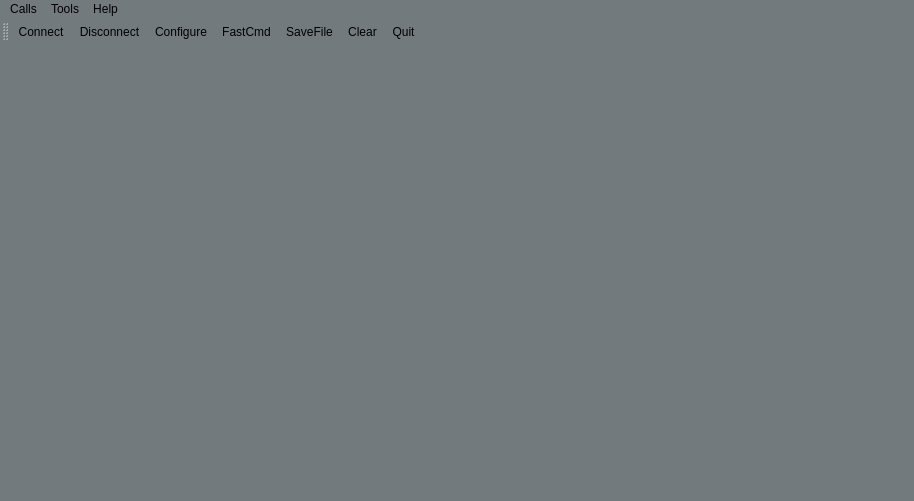
The window that terminal/mainwindow.ui (shanlizi/QT_GF_Software) describes before a commit, drawn with Qt 5.
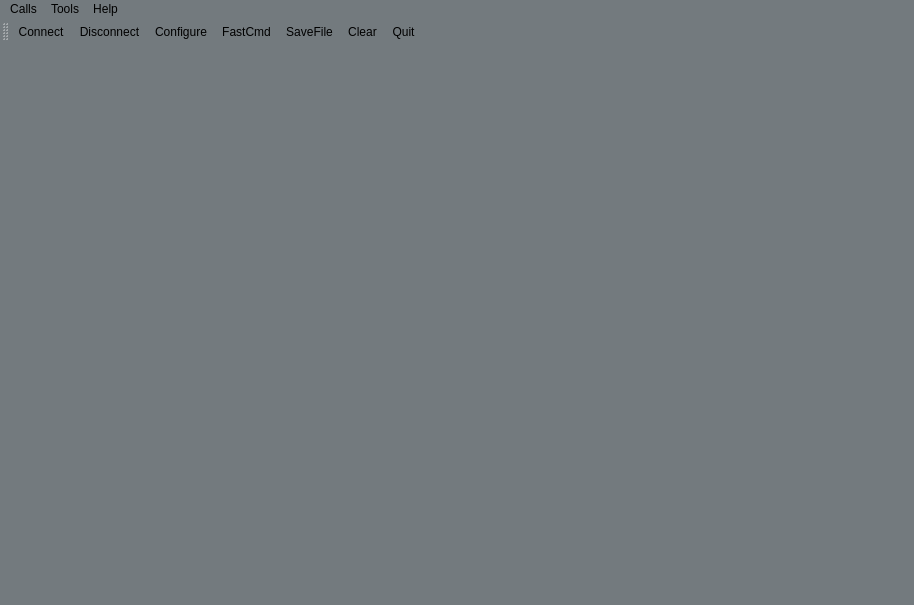
The same window after the commit. Icons and pictures are not drawn.

What changed in the file:
```diff
--- a/terminal/mainwindow.ui
+++ b/terminal/mainwindow.ui
@@ -7,7 +7,7 @@
     <x>0</x>
     <y>0</y>
     <width>914</width>
-    <height>501</height>
+    <height>605</height>
    </rect>
   </property>
   <property name="windowTitle">
```
